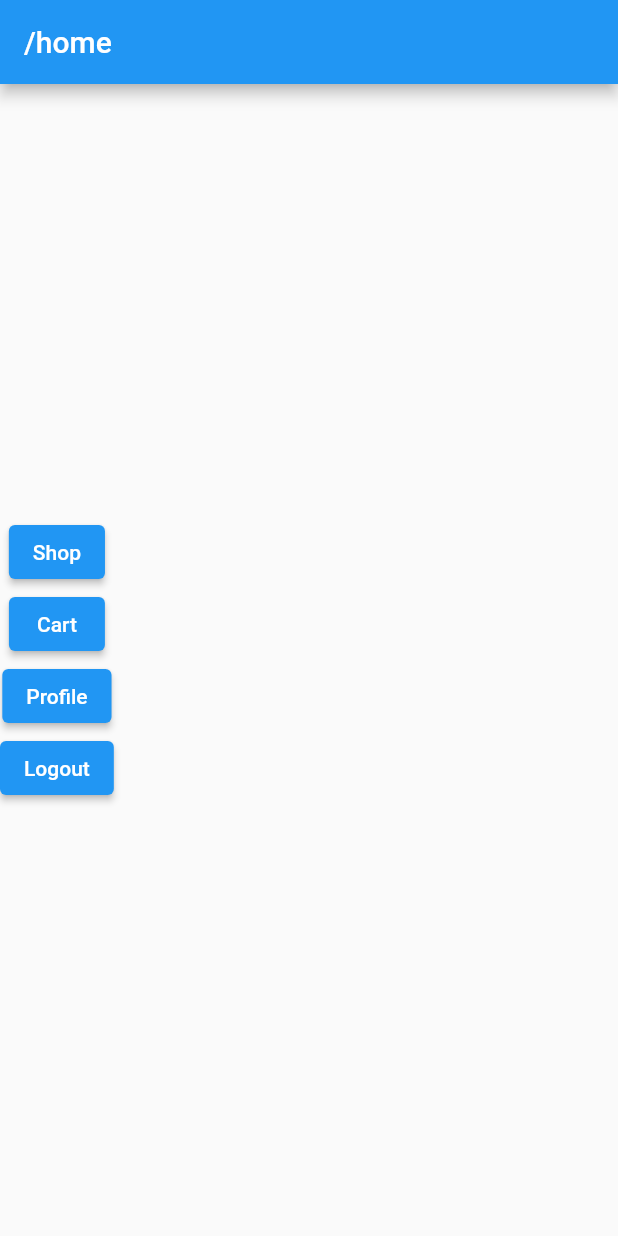
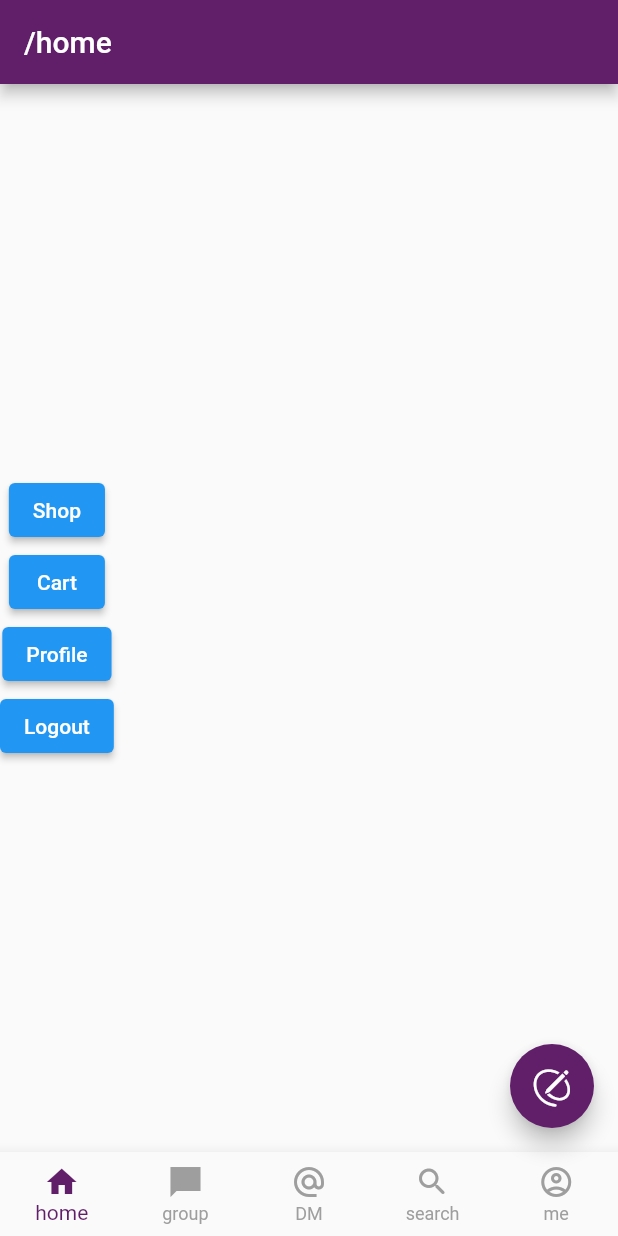
Before and after one commit to giaptt1610/slack-clone, a Flutter app: the screen it shows after launch, after a tap on "Loign", on a phone screen of 412 x 824 dp. Run offline on Flutter 3.47's test engine with Material 2 defaults, Android fonts, the phone set to English and light mode, and no system bars; our stand-ins replace badges, bloc, flutter_bloc, get_it, go_router, uni_links.

Commit message:
add bottom navbar

```diff
--- a/lib/main.dart
+++ b/lib/main.dart
@@ -4,6 +4,7 @@ import 'package:uni_links/uni_links.dart';
 import '/blocs/cart/cart_bloc.dart';
 import '/routes/app_router.dart';
 import '/service_locator.dart';
+import 'theme/custom_theme.dart';
 
 import 'blocs/app/app_bloc.dart';
 
@@ -55,9 +56,8 @@ class _MyAppState extends State<MyApp> {
         routeInformationParser: appRouter.router.routeInformationParser,
         routerDelegate: appRouter.router.routerDelegate,
         title: 'Go Router',
-        theme: ThemeData(
-          primarySwatch: Colors.blue,
-        ),
+        theme: CustomTheme.lightTheme,
+        darkTheme: CustomTheme.darkTheme,
         debugShowCheckedModeBanner: false,
       ),
     );
--- a/lib/pages/home_page.dart
+++ b/lib/pages/home_page.dart
@@ -1,9 +1,11 @@
+import 'package:flutter/cupertino.dart';
 import 'package:flutter/material.dart';
 import 'package:flutter_bloc/flutter_bloc.dart';
 import 'package:go_router/go_router.dart';
 import '../blocs/app/app_bloc.dart';
 import '../routes/app_router.dart';
 import '../service_locator.dart';
+import '../widgets/bottom_navbar.dart';
 
 class HomePage extends StatefulWidget {
   HomePage({Key? key}) : super(key: key);
@@ -13,6 +15,8 @@ class HomePage extends StatefulWidget {
 }
 
 class _HomePageState extends State<HomePage> {
+  int _tabIndex = 0;
+
   @override
   Widget build(BuildContext context) {
     final router = getIt<AppRouter>();
@@ -20,7 +24,8 @@ class _HomePageState extends State<HomePage> {
       appBar: AppBar(
         title: Text('${router.router.location}'),
       ),
-      body: Column(
+      body: SafeArea(
+        child: Column(
           mainAxisAlignment: MainAxisAlignment.center,
           children: [
             ElevatedButton(
@@ -41,6 +46,24 @@ class _HomePageState extends State<HomePage> {
                 child: Text('Logout')),
           ],
         ),
+      ),
+      floatingActionButton: FloatingActionButton(
+        onPressed: () {},
+        child: const Icon(
+          CupertinoIcons.pencil_outline,
+          size: 28,
+        ),
+      ),
+      bottomNavigationBar: BottomNavBar(
+        currentIndex: _tabIndex,
+        onTap: (index) {
+          if (index != _tabIndex) {
+            setState(() {
+              _tabIndex = index!;
+            });
+          }
+        },
+      ),
     );
   }
 }
--- /dev/null
+++ b/lib/theme/colors.dart
@@ -0,0 +1,7 @@
+import 'package:flutter/material.dart';
+
+class AppColors {
+  static const primaryColor = Color(0xff611f69);
+
+  static final grey350 = Colors.grey[350];
+}
--- /dev/null
+++ b/lib/theme/custom_theme.dart
@@ -0,0 +1,27 @@
+import 'package:flutter/material.dart';
+import 'colors.dart';
+
+class CustomTheme {
+  static ThemeData get lightTheme {
+    return ThemeData(
+      primaryColor: AppColors.primaryColor,
+      appBarTheme: const AppBarTheme(
+        backgroundColor: AppColors.primaryColor,
+      ),
+      iconTheme: const IconThemeData(
+        color: AppColors.primaryColor,
+      ),
+      bottomNavigationBarTheme: const BottomNavigationBarThemeData(
+        selectedItemColor: AppColors.primaryColor,
+        unselectedItemColor: Colors.grey,
+      ),
+      floatingActionButtonTheme: const FloatingActionButtonThemeData(
+        backgroundColor: AppColors.primaryColor,
+      ),
+    );
+  }
+
+  static ThemeData get darkTheme {
+    return ThemeData();
+  }
+}
--- /dev/null
+++ b/lib/widgets/bottom_navbar.dart
@@ -0,0 +1,40 @@
+import 'package:flutter/material.dart';
+
+class BottomNavBar extends StatelessWidget {
+  final int currentIndex;
+  final Function(int?) onTap;
+  const BottomNavBar(
+      {required this.currentIndex, required this.onTap, Key? key})
+      : super(key: key);
+
+  @override
+  Widget build(BuildContext context) {
+    return BottomNavigationBar(
+      currentIndex: currentIndex,
+      onTap: onTap,
+      type: BottomNavigationBarType.fixed,
+      items: const [
+        BottomNavigationBarItem(
+          icon: Icon(Icons.home),
+          label: 'home',
+        ),
+        BottomNavigationBarItem(
+          icon: Icon(Icons.chat_bubble_sharp),
+          label: 'group',
+        ),
+        BottomNavigationBarItem(
+          icon: Icon(Icons.alternate_email_sharp),
+          label: 'DM',
+        ),
+        BottomNavigationBarItem(
+          icon: Icon(Icons.search_rounded),
+          label: 'search',
+        ),
+        BottomNavigationBarItem(
+          icon: Icon(Icons.account_circle_outlined),
+          label: 'me',
+        ),
+      ],
+    );
+  }
+}
```
Lines whose indentation alone changed are shown as unchanged.
